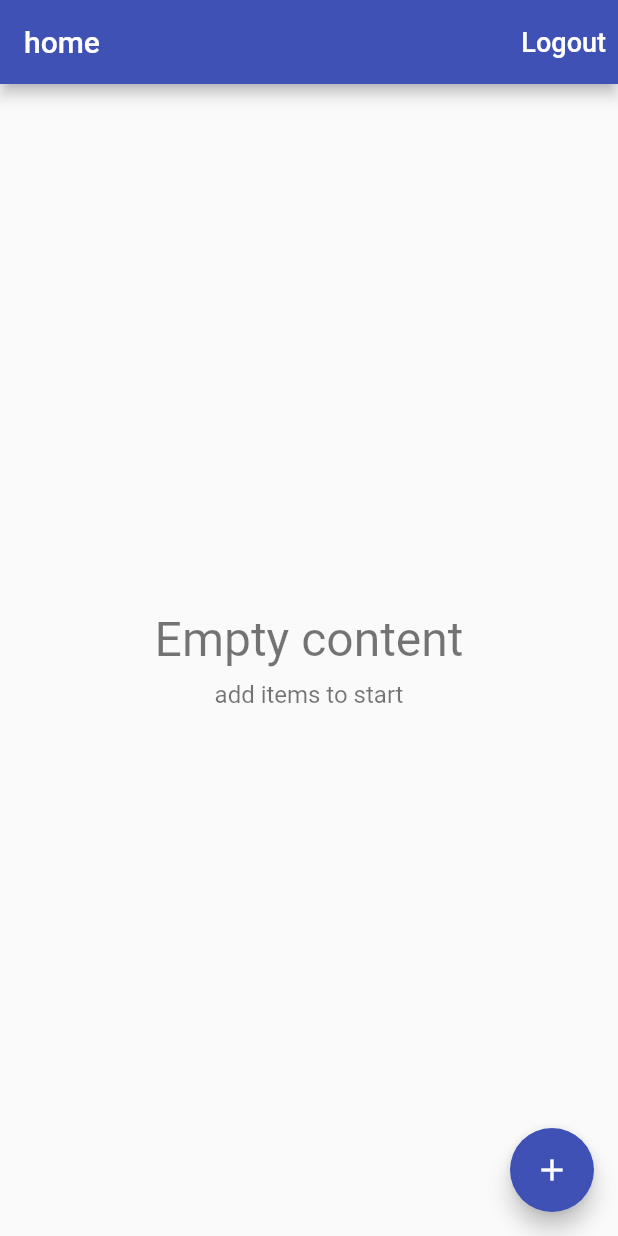
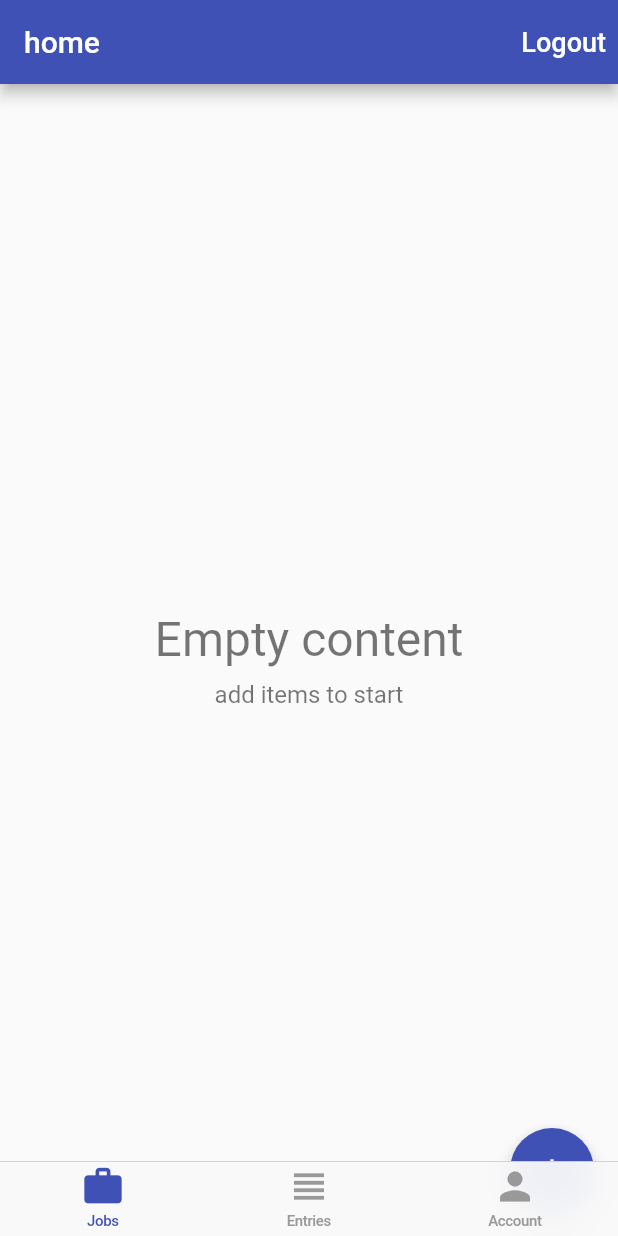
Before and after one commit to mohamadElEaswy/timetracker, a Flutter app: the screen it shows once a user with an empty profile is signed in, on a phone screen of 412 x 824 dp. Run offline on Flutter 3.47's test engine with Material 2 defaults, Android fonts, the phone set to English and light mode, and no system bars; our stand-ins replace cloud_firestore, firebase_auth, firebase_core, google_sign_in; accounts and stored records are empty; network calls fail.

Commit message:
16-12-2021

```diff
--- /dev/null
+++ b/lib/ui/home/cupertino_home_scaffold.dart
@@ -0,0 +1,44 @@
+import 'package:flutter/cupertino.dart';
+import 'package:timetracker/ui/home/tab_item.dart';
+
+class CupertinoHomeScaffold extends StatelessWidget {
+  const CupertinoHomeScaffold({
+    Key? key,
+    required this.currentTab,
+    required this.onSelectedTab,
+    required this.widgetBuilders,
+  }) : super(key: key);
+  final TabItem currentTab;
+  final ValueChanged<TabItem> onSelectedTab;
+  final Map<TabItem, WidgetBuilder> widgetBuilders;
+
+  @override
+  Widget build(BuildContext context) {
+    return CupertinoTabScaffold(
+      tabBar: CupertinoTabBar(
+        items: [
+          _buildItem(TabItem.jobs),
+          _buildItem(TabItem.entries),
+          _buildItem(TabItem.account)
+        ],
+        onTap: (index) {},
+      ),
+      tabBuilder: (BuildContext context, int index) {
+        final item = TabItem.values[index];
+        return CupertinoTabView(
+          builder: (context) => widgetBuilders[item]!(context),
+        );
+      },
+    );
+  }
+
+  BottomNavigationBarItem _buildItem(TabItem tabItem) {
+    final TabItemData? itemData = TabItemData.allTabs[tabItem];
+    return BottomNavigationBarItem(
+      icon: Icon(
+        itemData!.icon,
+      ),
+      label: itemData.title,
+    );
+  }
+}
--- /dev/null
+++ b/lib/ui/home/home.dart
@@ -0,0 +1,36 @@
+import 'package:flutter/cupertino.dart';
+import 'package:flutter/material.dart';
+import 'package:timetracker/ui/home/cupertino_home_scaffold.dart';
+import 'package:timetracker/ui/home/home_screen.dart';
+import 'package:timetracker/ui/home/tab_item.dart';
+
+class Home extends StatefulWidget {
+  const Home({Key? key}) : super(key: key);
+
+  @override
+  _HomeState createState() => _HomeState();
+}
+
+class _HomeState extends State<Home> {
+  TabItem _currentTab = TabItem.jobs;
+  void _select(TabItem tabItem) {
+    setState(() => _currentTab = tabItem);
+  }
+
+  Map<TabItem, WidgetBuilder> get widgetBuilders {
+    return {
+      TabItem.jobs: (_) => const HomeScreen(),
+      TabItem.entries: (_) => Container(),
+      TabItem.account: (_) => Container(),
+    };
+  }
+
+  @override
+  Widget build(BuildContext context) {
+    return CupertinoHomeScaffold(
+      currentTab: _currentTab,
+      onSelectedTab: _select,
+      widgetBuilders: widgetBuilders,
+    );
+  }
+}
--- /dev/null
+++ b/lib/ui/home/tab_item.dart
@@ -0,0 +1,15 @@
+import 'package:flutter/material.dart';
+
+enum TabItem { jobs, entries, account }
+
+class TabItemData {
+  const TabItemData({required this.title, required this.icon});
+  final String title;
+  final IconData icon;
+
+  static const Map<TabItem, TabItemData> allTabs = {
+    TabItem.jobs: TabItemData(title: 'Jobs', icon: Icons.work),
+    TabItem.entries: TabItemData(title: 'Entries', icon: Icons.view_headline),
+    TabItem.account: TabItemData(title: 'Account', icon: Icons.person),
+  };
+}
--- a/lib/ui/landing_page.dart
+++ b/lib/ui/landing_page.dart
@@ -3,8 +3,8 @@ import 'package:flutter/material.dart';
 import 'package:provider/provider.dart';
 import 'package:timetracker/services/auth.dart';
 import 'package:timetracker/services/database.dart';
+import 'package:timetracker/ui/home/home.dart';
 // import 'package:timetracker/services/auth_provider.dart';
-import 'package:timetracker/ui/home/home_screen.dart';
 import 'package:timetracker/ui/sign_in/sign_in_screen.dart';
 
 class LandingPage extends StatelessWidget {
@@ -23,7 +23,7 @@ class LandingPage extends StatelessWidget {
           } else {
             return Provider<Database>(
               create: (_) => FirestoreDatabase(uid: user.uid),
-              child: const HomeScreen(),
+              child: const Home(),
             );
           }
         } else {
```
